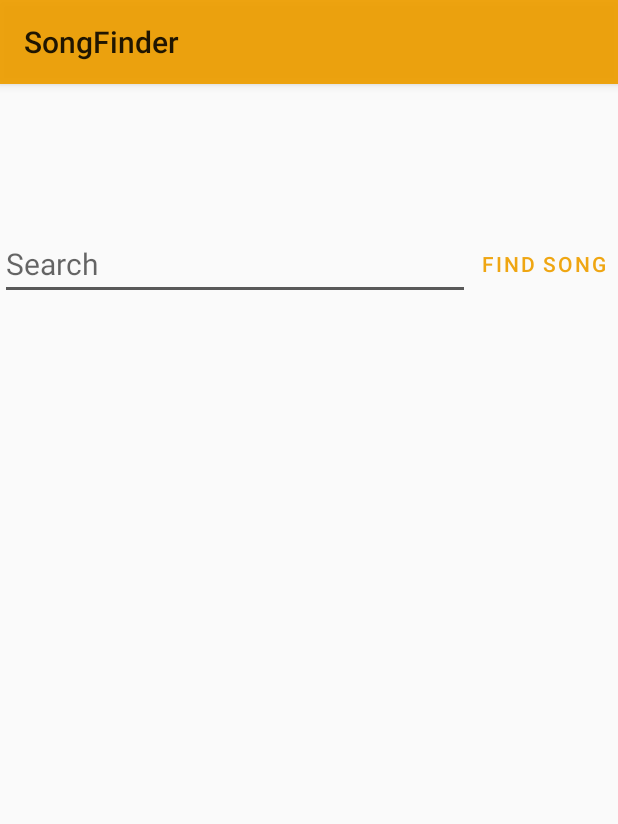
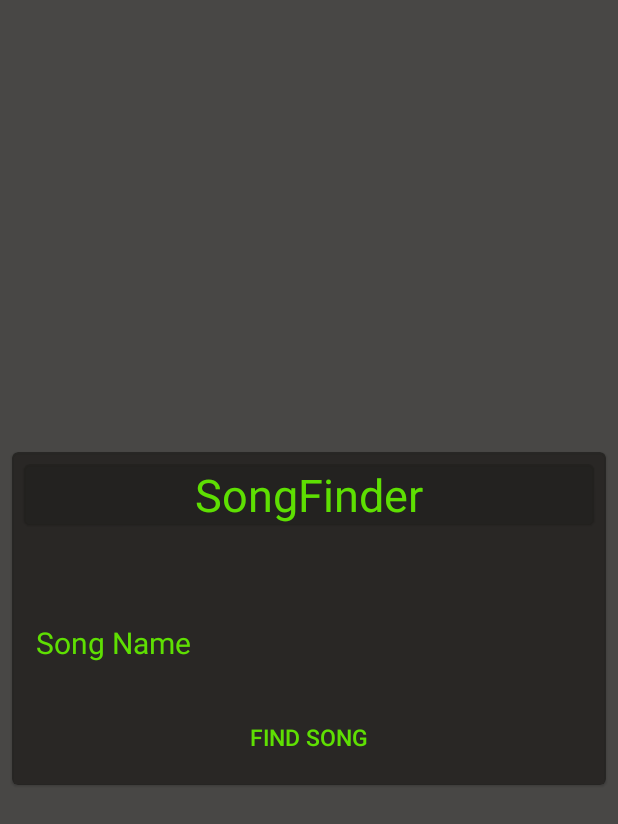
Before and after one commit to TheMattMan04/SongFinderMobile, an Android app: the screen it shows after launch (MainActivity), after a tap on "FIND SONG", on a phone screen of 412 x 824 dp. Shown: the top 824 px of the screen. Run offline under Robolectric (Android 15) with nearby library versions, the phone set to English and light mode, and no system bars.

Commit message:
Added error handling, changed colour theme

```diff
--- a/SongFinder/app/build.gradle
+++ b/SongFinder/app/build.gradle
@@ -16,11 +16,11 @@ android {
 
     buildTypes {
         debug {
-            buildConfigField 'String' , 'BASE_URL', "\"http://localhost:3000\""
+            buildConfigField 'String' , 'BASE_URL', "\"https://some-random-api.ml\""
         }
 
         release {
-            buildConfigField 'String', 'BASE_URL', "\"http://localhost:3000\""
+            buildConfigField 'String', 'BASE_URL', "\"https://some-random-api.ml\""
             minifyEnabled false
             proguardFiles getDefaultProguardFile('proguard-android-optimize.txt'), 'proguard-rules.pro'
         }
--- a/SongFinder/app/src/main/AndroidManifest.xml
+++ b/SongFinder/app/src/main/AndroidManifest.xml
@@ -11,7 +11,7 @@
         android:roundIcon="@mipmap/ic_launcher_round"
         android:supportsRtl="true"
         android:theme="@style/AppTheme">
-        <activity android:name=".activities.SongLyricsActivity"></activity>
+        <activity android:name=".activities.SongLyricsActivity" />
         <activity android:name=".activities.SongSearchActivity" />
         <activity android:name=".activities.MainActivity">
             <intent-filter>
--- a/SongFinder/app/src/main/java/com/example/songfinder/activities/MainActivity.java
+++ b/SongFinder/app/src/main/java/com/example/songfinder/activities/MainActivity.java
@@ -6,7 +6,9 @@ import android.content.Intent;
 import android.os.Bundle;
 import android.util.Log;
 import android.view.View;
+import android.widget.Button;
 import android.widget.EditText;
+import android.widget.Toast;
 
 import com.example.songfinder.R;
 
@@ -21,10 +23,9 @@ import services.Api;
 import services.SongFinderService;
 
 public class MainActivity extends AppCompatActivity {
-    private String inputSongText;
-    private String songSearchedText;
     private String songTitle;
     private EditText songTitleEditText;
+    private Button searchButton;
     private SongFinderService songFinderService;
 
     @Override
@@ -34,40 +35,47 @@ public class MainActivity extends AppCompatActivity {
 
         songFinderService = new SongFinderService();
 
-        inputSongText = getResources().getString(R.string.input_song_text);
-        songSearchedText = getResources().getString(R.string.song_searched);
+        songTitleEditText = (EditText)findViewById(R.id.songTitleEditText);
+        songTitleEditText.setHint(R.string.input_song_text);
 
-        songTitleEditText = (EditText)findViewById(R.id.songTitleEditText);
-        songTitleEditText.setHint("Search");
-    }
-
-    public void setSongTitle(View view) {
-
+        searchButton = (Button)findViewById(R.id.searchButton);
+        searchButton.setText(R.string.find_song_text);
     }
 
     public void searchSongText(View view) {
-        songSearchedText = songTitleEditText.getText().toString();
-        songTitle = songSearchedText;
+        songTitle = songTitleEditText.getText().toString();
+        searchButton.setText(R.string.searching_song);
 
         Retrofit service = songFinderService.initiateService();
         Api api = service.create(Api.class);
         Call<SongResponse> call = api.getSong(songTitle);
 
+        if (!songTitle.equals("")) {
             call.enqueue(new Callback<SongResponse>() {
                 @Override
                 public void onResponse(Call<SongResponse> call, Response<SongResponse> response) {
-                try {
+                    if (response.isSuccessful()) {
+                        Log.d("Response : ", response.toString());
+
+                        if (response.body().getError() != null) {
+                            searchButton.setText(R.string.find_song_text);
+                            Toast.makeText(MainActivity.this, R.string.song_not_found, Toast.LENGTH_SHORT).show();
+                        }
+                        else {
                             String title = response.body().getTitle();
                             String author = response.body().getAuthor();
                             String lyrics = response.body().getLyrics();
                             Genius thumbnail = response.body().getThumbnail();
                             Genius links = response.body().getLinks();
 
+                            Log.d("Response: ", response.body().toString());
+
                             Song song = new Song(title,
                                     author,
                                     lyrics,
                                     thumbnail.getGenius(),
-                            links.getGenius()
+                                    links.getGenius(),
+                                    null
                             );
 
                             Intent intent = new Intent(MainActivity.this, SongSearchActivity.class);
@@ -78,15 +86,25 @@ public class MainActivity extends AppCompatActivity {
 
                             startActivity(intent);
                         }
-                catch (Exception e) {
-                    e.printStackTrace();
+
+                        searchButton.setText(R.string.find_song_text);
+                    }
+                    else {
+                        Toast.makeText(MainActivity.this, R.string.song_not_found, Toast.LENGTH_SHORT).show();
                     }
                 }
 
                 @Override
                 public void onFailure(Call<SongResponse> song, Throwable t) {
-                Log.d("Error: ", t.getMessage());
+                    searchButton.setText(R.string.find_song_text);
+                    Toast.makeText(MainActivity.this, R.string.error_occurred, Toast.LENGTH_SHORT).show();
+                    Log.d("Error: ", t.toString());
                 }
             });
         }
+        else {
+            Toast.makeText(MainActivity.this, R.string.empty_title, Toast.LENGTH_SHORT).show();
+            searchButton.setText(R.string.find_song_text);
         }
+    }
+}
--- a/SongFinder/app/src/main/java/services/Api.java
+++ b/SongFinder/app/src/main/java/services/Api.java
@@ -8,7 +8,7 @@ import retrofit2.http.Query;
 
 public interface Api {
     @Headers("accept: application/json")
-    @GET("/api/lyrics")
+    @GET("/lyrics")
     Call<SongResponse> getSong(@Query("title") String title);
 
 }
--- a/SongFinder/app/src/main/java/services/SongFinderService.java
+++ b/SongFinder/app/src/main/java/services/SongFinderService.java
@@ -1,6 +1,8 @@
 package services;
 
 import com.example.songfinder.BuildConfig;
+
+import java.util.concurrent.TimeUnit;
 
 import okhttp3.OkHttpClient;
 
@@ -10,12 +12,16 @@ import retrofit2.converter.gson.GsonConverterFactory;
 public class SongFinderService {
 
     public Retrofit initiateService() {
-        OkHttpClient.Builder httpClient = new OkHttpClient.Builder();
+        OkHttpClient httpClient = new OkHttpClient().newBuilder()
+                .connectTimeout(15, TimeUnit.SECONDS)
+                .readTimeout(15, TimeUnit.SECONDS)
+                .writeTimeout(15, TimeUnit.SECONDS)
+                .build();
 
         return new Retrofit.Builder()
                .baseUrl(BuildConfig.BASE_URL)
                .addConverterFactory(GsonConverterFactory.create())
-               .client(httpClient.build())
+               .client(httpClient)
                .build();
     }
 }
--- a/SongFinder/app/src/main/res/layout/activity_main.xml
+++ b/SongFinder/app/src/main/res/layout/activity_main.xml
@@ -4,43 +4,79 @@
     xmlns:tools="http://schemas.android.com/tools"
     android:layout_width="match_parent"
     android:layout_height="match_parent"
-    tools:context=".activities.MainActivity">
+    tools:context=".activities.MainActivity"
+    android:background="@color/colorAccent">
+
+    <com.google.android.material.card.MaterialCardView
+        android:id="@+id/card"
+        android:layout_width="match_parent"
+        android:layout_height="wrap_content"
+        android:layout_margin="8dp"
+        app:layout_constraintBottom_toBottomOf="parent"
+        app:layout_constraintEnd_toEndOf="parent"
+        app:layout_constraintStart_toStartOf="parent"
+        app:layout_constraintTop_toTopOf="parent"
+        android:backgroundTint="@color/colorAccent">
+
+    <com.google.android.material.card.MaterialCardView
+        android:id="@+id/titleCard"
+        android:layout_width="match_parent"
+        android:layout_height="wrap_content"
+        android:layout_margin="8dp"
+        app:layout_constraintBottom_toBottomOf="parent"
+        app:layout_constraintEnd_toEndOf="parent"
+        app:layout_constraintStart_toStartOf="parent"
+        app:layout_constraintTop_toTopOf="parent"
+        android:backgroundTint="@color/colorAccent">
+
+        <TextView
+            android:id="@+id/text_view_id"
+            android:layout_height="wrap_content"
+            android:layout_width="match_parent"
+            android:text="@string/app_name"
+            android:textColor="@color/colorPrimary"
+            android:textSize="30dp"
+            android:textAlignment="center"/>
+    </com.google.android.material.card.MaterialCardView>
 
     <LinearLayout
         android:id="@+id/linearLayout"
         android:layout_width="match_parent"
         android:layout_height="wrap_content"
         android:layout_marginTop="96dp"
-        android:orientation="horizontal"
+        android:orientation="vertical"
         app:layout_constraintEnd_toEndOf="parent"
         app:layout_constraintHorizontal_bias="0.0"
         app:layout_constraintStart_toStartOf="parent"
         app:layout_constraintTop_toTopOf="parent">
 
-        <EditText
+        <com.google.android.material.textfield.TextInputEditText
             android:id="@+id/songTitleEditText"
             style="@style/Widget.MaterialComponents.TextInputLayout.OutlinedBox"
-            android:layout_width="198dp"
+            android:layout_width="match_parent"
             android:layout_height="wrap_content"
             android:layout_weight="1"
+            android:backgroundTint="@color/colorPrimary"
             android:ems="10"
             android:inputType="textPersonName"
-            android:onClick="setSongTitle"
-            tools:text="@string/song_searched"
+            android:textColor="@color/colorPrimary"
+            android:textColorHint="@color/colorPrimary"
             android:textSize="20dp"
-            android:backgroundTint="@color/colorPrimaryDark"/>
+            tools:text="@string/song_searched" />
 
-        <Button
-            android:id="@+id/textButton"
-            style="@style/Widget.MaterialComponents.Button.TextButton"
-            android:layout_width="wrap_content"
-            android:layout_height="match_parent"
+        <com.google.android.material.button.MaterialButton
+            android:id="@+id/searchButton"
+            style="?attr/borderlessButtonStyle"
+            android:layout_width="match_parent"
+            android:layout_height="wrap_content"
             android:layout_marginEnd="0dp"
             android:layout_marginRight="0dp"
             android:layout_marginBottom="0dp"
             android:onClick="searchSongText"
+            android:padding="15dp"
             android:text="@string/find_song_text"
             android:textColor="@color/colorPrimary"
+            android:textSize="15dp"
             app:backgroundTint="@color/colorPrimaryDark"
             app:layout_constraintBottom_toBottomOf="parent"
             app:layout_constraintEnd_toEndOf="parent"
@@ -50,13 +86,6 @@
 
     </LinearLayout>
 
-    <com.google.android.material.textfield.TextInputLayout
-        android:layout_width="409dp"
-        android:layout_height="wrap_content"
-        app:layout_constraintBottom_toBottomOf="parent"
-        app:layout_constraintEnd_toEndOf="parent"
-        app:layout_constraintStart_toStartOf="parent"
-        app:layout_constraintTop_toBottomOf="@+id/linearLayout" />
-
+    </com.google.android.material.card.MaterialCardView>
 
 </androidx.constraintlayout.widget.ConstraintLayout>
--- a/SongFinder/app/src/main/res/values/colors.xml
+++ b/SongFinder/app/src/main/res/values/colors.xml
@@ -1,6 +1,6 @@
 <?xml version="1.0" encoding="utf-8"?>
 <resources>
-    <color name="colorPrimary">#EDEE9F00</color>
-    <color name="colorPrimaryDark">#A4000000</color>
-    <color name="colorAccent">#FF5722</color>
+    <color name="colorPrimary">#ED63EE00</color>
+    <color name="colorPrimaryDark">#EB000000</color>
+    <color name="colorAccent">#D223211F</color>
 </resources>
--- a/SongFinder/app/src/main/res/values/strings.xml
+++ b/SongFinder/app/src/main/res/values/strings.xml
@@ -1,10 +1,15 @@
 <resources>
     <string name="app_name">SongFinder</string>
     <string name="find_song_text">Find Song</string>
-    <string name="input_song_text">Search</string>
+    <string name="input_song_text">Song Name</string>
     <string name="song_searched" />
     <string name="title_activity_song_search">SongSearchActivity</string>
     <string name="song_name"></string>
-    <string name="get_lyrics">Get lyrics</string>
+    <string name="get_lyrics">Lyrics</string>
     <string name="back_to_search">Back to search</string>
+    <string name="get_source">Get Source</string>
+    <string name="searching_song">Searching…</string>
+    <string name="empty_title">Please enter a song name</string>
+    <string name="song_not_found">Unable to find song</string>
+    <string name="error_occurred">Connection error</string>
 </resources>
--- a/SongFinder/app/src/main/res/values/styles.xml
+++ b/SongFinder/app/src/main/res/values/styles.xml
@@ -1,11 +1,15 @@
 <resources>
     <!-- Base application theme. -->
-    <style name="AppTheme" parent="Theme.MaterialComponents.DayNight.Bridge">
+    <style name="AppTheme" parent="Theme.MaterialComponents.DayNight.NoActionBar.Bridge">
         <!-- Customize your theme here. -->
         <item name="colorPrimary">@color/colorPrimary</item>
         <item name="colorPrimaryDark">@color/colorPrimaryDark</item>
         <item name="colorAccent">@color/colorAccent</item>
         <item name="android:actionBarStyle">@color/colorPrimaryDark</item>
+    </style>
+
+    <style name="EditTextHint" parent="TextAppearance.AppCompat">
+        <item name="android:textColorHint">@color/colorPrimary</item>
     </style>
 
     <style name="AppTheme.NoActionBar">
```
Also changed, not shown: SongFinder/app/src/main/java/models/Song.java (+12 -1 lines), SongFinder/app/src/main/java/models/SongResponse.java (+15 -4 lines), SongFinder/app/src/main/res/layout/song_search_result.xml (+13 -3 lines). Lines whose indentation alone changed are shown as unchanged.
